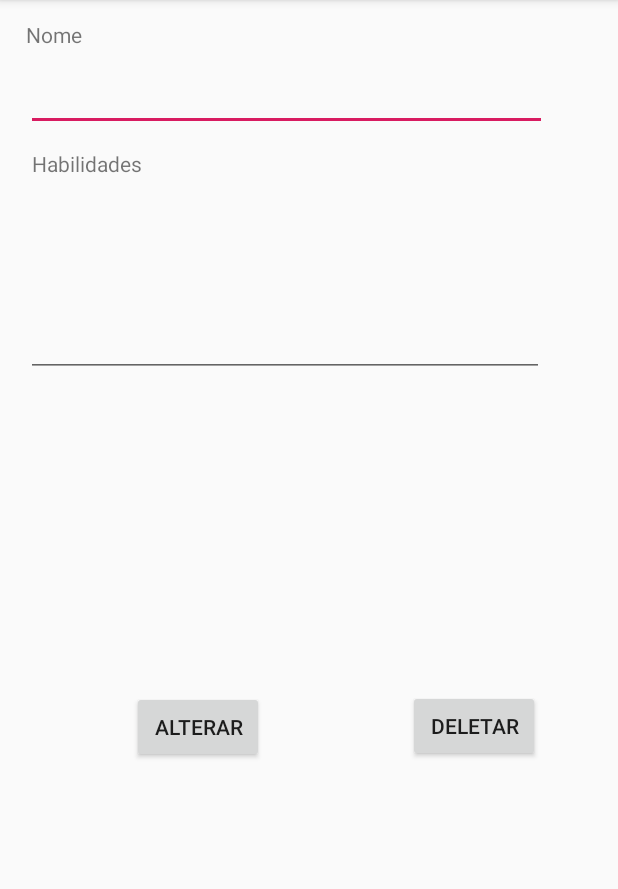
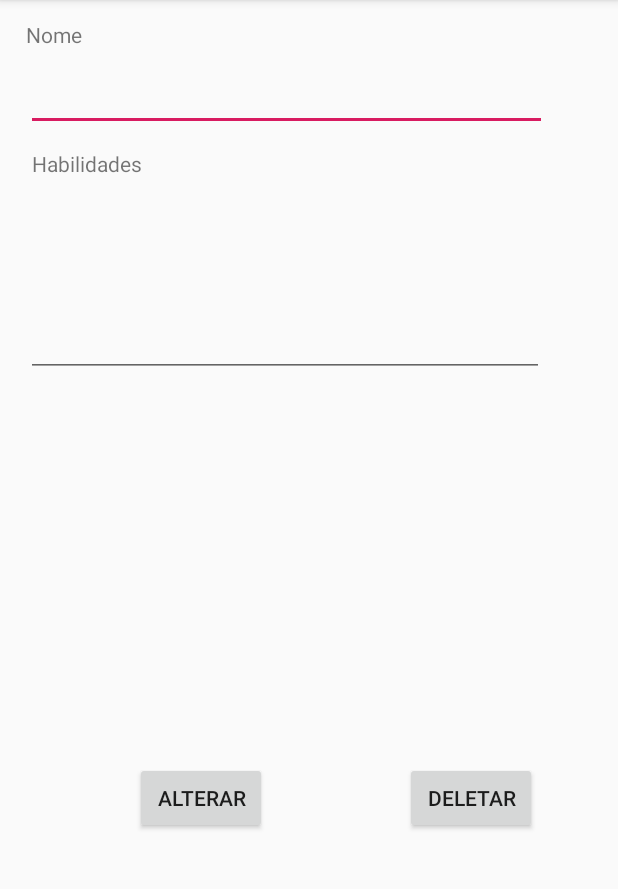
Before and after one commit to GeoWg/BdMutantes, an Android app: the DetailActivity screen opened directly, with no data from a screen before it, on a phone screen of 412 x 824 dp, the part 84-973 px from its top. Run offline under Robolectric (Android 15) with nearby library versions, the phone set to English and light mode, and no system bars; 4 statements that could not run were skipped.

Commit message:
Botões reposicionados

```diff
--- a/app/src/main/res/layout/activity_cadastrar.xml
+++ b/app/src/main/res/layout/activity_cadastrar.xml
@@ -53,7 +53,7 @@
         android:layout_height="wrap_content"
         android:layout_alignParentBottom="true"
         android:layout_centerHorizontal="true"
-        android:layout_marginBottom="259dp"
+        android:layout_marginBottom="211dp"
         android:onClick="addMutante"
         android:text="Cadastrar" />
 </android.widget.RelativeLayout>
--- a/app/src/main/res/layout/activity_detail.xml
+++ b/app/src/main/res/layout/activity_detail.xml
@@ -52,8 +52,8 @@
         android:layout_height="wrap_content"
         android:layout_alignParentEnd="true"
         android:layout_alignParentBottom="true"
-        android:layout_marginEnd="236dp"
-        android:layout_marginBottom="259dp"
+        android:layout_marginEnd="234dp"
+        android:layout_marginBottom="212dp"
         android:onClick="alteraMutante"
         android:text="Alterar" />
 
@@ -63,8 +63,8 @@
         android:layout_height="wrap_content"
         android:layout_alignParentEnd="true"
         android:layout_alignParentBottom="true"
-        android:layout_marginEnd="52dp"
-        android:layout_marginBottom="260dp"
+        android:layout_marginEnd="54dp"
+        android:layout_marginBottom="212dp"
         android:onClick="deleteMutante"
         android:text="Deletar" />
 </android.widget.RelativeLayout>
```
